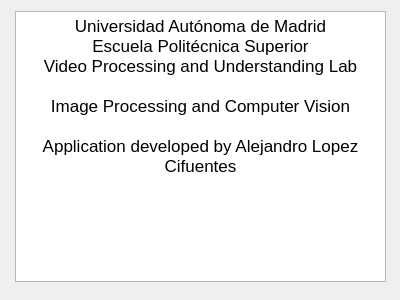
hlcool/IPCV-MasterThesis, file MultithreadApplication/aboutdialog.ui: the form before one commit.
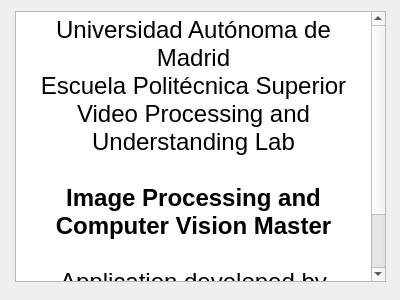
The form after the commit.

```diff
--- a/MultithreadApplication/aboutdialog.ui
+++ b/MultithreadApplication/aboutdialog.ui
@@ -27,13 +27,17 @@
 &lt;html&gt;&lt;head&gt;&lt;meta name=&quot;qrichtext&quot; content=&quot;1&quot; /&gt;&lt;style type=&quot;text/css&quot;&gt;
 p, li { white-space: pre-wrap; }
 &lt;/style&gt;&lt;/head&gt;&lt;body style=&quot; font-family:'.SF NS Text'; font-size:13pt; font-weight:400; font-style:normal;&quot;&gt;
-&lt;p align=&quot;center&quot; style=&quot; margin-top:0px; margin-bottom:0px; margin-left:0px; margin-right:0px; -qt-block-indent:0; text-indent:0px;&quot;&gt;Universidad Autónoma de Madrid&lt;/p&gt;
-&lt;p align=&quot;center&quot; style=&quot; margin-top:0px; margin-bottom:0px; margin-left:0px; margin-right:0px; -qt-block-indent:0; text-indent:0px;&quot;&gt;Escuela Politécnica Superior&lt;/p&gt;
-&lt;p align=&quot;center&quot; style=&quot; margin-top:0px; margin-bottom:0px; margin-left:0px; margin-right:0px; -qt-block-indent:0; text-indent:0px;&quot;&gt;Video Processing and Understanding Lab&lt;/p&gt;
-&lt;p align=&quot;center&quot; style=&quot;-qt-paragraph-type:empty; margin-top:0px; margin-bottom:0px; margin-left:0px; margin-right:0px; -qt-block-indent:0; text-indent:0px;&quot;&gt;&lt;br /&gt;&lt;/p&gt;
-&lt;p align=&quot;center&quot; style=&quot; margin-top:0px; margin-bottom:0px; margin-left:0px; margin-right:0px; -qt-block-indent:0; text-indent:0px;&quot;&gt;Image Processing and Computer Vision&lt;/p&gt;
-&lt;p align=&quot;center&quot; style=&quot;-qt-paragraph-type:empty; margin-top:0px; margin-bottom:0px; margin-left:0px; margin-right:0px; -qt-block-indent:0; text-indent:0px;&quot;&gt;&lt;br /&gt;&lt;/p&gt;
-&lt;p align=&quot;center&quot; style=&quot; margin-top:0px; margin-bottom:0px; margin-left:0px; margin-right:0px; -qt-block-indent:0; text-indent:0px;&quot;&gt;Application developed by Alejandro Lopez Cifuentes&lt;/p&gt;&lt;/body&gt;&lt;/html&gt;</string>
+&lt;p align=&quot;center&quot; style=&quot; margin-top:0px; margin-bottom:0px; margin-left:0px; margin-right:0px; -qt-block-indent:0; text-indent:0px;&quot;&gt;&lt;span style=&quot; font-size:18pt;&quot;&gt;Universidad Autónoma de Madrid&lt;/span&gt;&lt;/p&gt;
+&lt;p align=&quot;center&quot; style=&quot; margin-top:0px; margin-bottom:0px; margin-left:0px; margin-right:0px; -qt-block-indent:0; text-indent:0px;&quot;&gt;&lt;span style=&quot; font-size:18pt;&quot;&gt;Escuela Politécnica Superior&lt;/span&gt;&lt;/p&gt;
+&lt;p align=&quot;center&quot; style=&quot; margin-top:0px; margin-bottom:0px; margin-left:0px; margin-right:0px; -qt-block-indent:0; text-indent:0px;&quot;&gt;&lt;span style=&quot; font-size:18pt;&quot;&gt;Video Processing and Understanding Lab&lt;/span&gt;&lt;/p&gt;
+&lt;p align=&quot;center&quot; style=&quot;-qt-paragraph-type:empty; margin-top:0px; margin-bottom:0px; margin-left:0px; margin-right:0px; -qt-block-indent:0; text-indent:0px; font-size:18pt;&quot;&gt;&lt;br /&gt;&lt;/p&gt;
+&lt;p align=&quot;center&quot; style=&quot; margin-top:0px; margin-bottom:0px; margin-left:0px; margin-right:0px; -qt-block-indent:0; text-indent:0px;&quot;&gt;&lt;span style=&quot; font-size:18pt; font-weight:600;&quot;&gt;Image Processing and Computer Vision Master&lt;/span&gt;&lt;/p&gt;
+&lt;p align=&quot;center&quot; style=&quot;-qt-paragraph-type:empty; margin-top:0px; margin-bottom:0px; margin-left:0px; margin-right:0px; -qt-block-indent:0; text-indent:0px; font-size:18pt;&quot;&gt;&lt;br /&gt;&lt;/p&gt;
+&lt;p align=&quot;center&quot; style=&quot; margin-top:0px; margin-bottom:0px; margin-left:0px; margin-right:0px; -qt-block-indent:0; text-indent:0px;&quot;&gt;&lt;span style=&quot; font-size:18pt;&quot;&gt;Application developed by Alejandro Lopez Cifuentes&lt;/span&gt;&lt;/p&gt;
+&lt;p align=&quot;center&quot; style=&quot; margin-top:0px; margin-bottom:0px; margin-left:0px; margin-right:0px; -qt-block-indent:0; text-indent:0px;&quot;&gt;&lt;a href=&quot;https://github.com/alexlopezcifuentes/IPCV-MasterThesis/&quot;&gt;&lt;span style=&quot; font-size:18pt; text-decoration: underline; color:#0000ff;&quot;&gt;Project Github&lt;/span&gt;&lt;/a&gt;&lt;/p&gt;&lt;/body&gt;&lt;/html&gt;</string>
+   </property>
+   <property name="openExternalLinks">
+    <bool>true</bool>
    </property>
   </widget>
  </widget>
```
